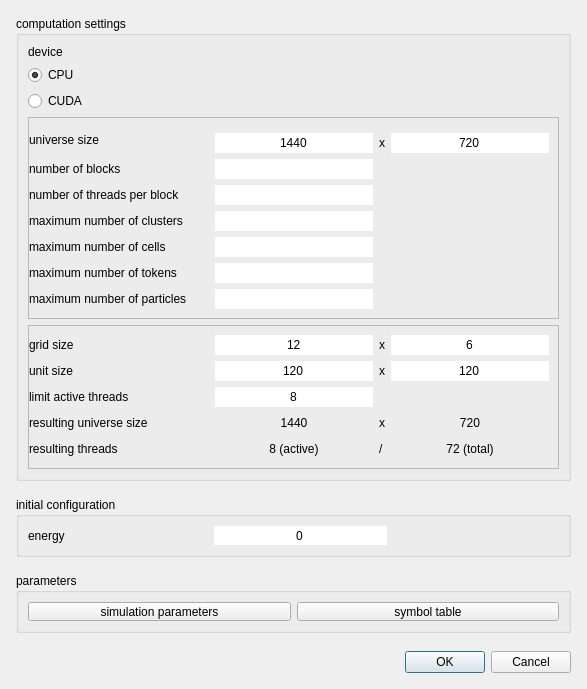
Qt form source/Gui/NewSimulationDialog.ui (chrxh/alien) before a commit.
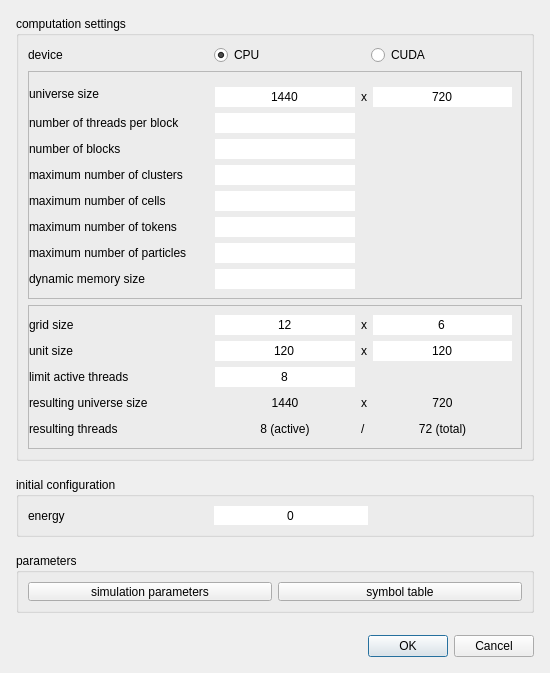
The same form after that commit.

Commit message: making dynamic memory configurable for user

The edit to the form file:
```diff
--- a/source/Gui/NewSimulationDialog.ui
+++ b/source/Gui/NewSimulationDialog.ui
@@ -6,8 +6,8 @@
    <rect>
     <x>0</x>
     <y>0</y>
-    <width>587</width>
-    <height>689</height>
+    <width>550</width>
+    <height>673</height>
    </rect>
   </property>
   <property name="minimumSize">
@@ -78,8 +78,223 @@
      <property name="title">
       <string>computation settings</string>
      </property>
-     <layout class="QGridLayout" name="gridLayout_2" columnstretch="0,0">
-      <item row="4" column="0" colspan="2">
+     <layout class="QGridLayout" name="gridLayout_2" columnstretch="0,0,0">
+      <item row="1" column="0">
+       <widget class="QLabel" name="label_10">
+        <property name="minimumSize">
+         <size>
+          <width>180</width>
+          <height>0</height>
+         </size>
+        </property>
+        <property name="text">
+         <string>device</string>
+        </property>
+       </widget>
+      </item>
+      <item row="1" column="2">
+       <widget class="QRadioButton" name="gpuDeviceRadioButton">
+        <property name="sizePolicy">
+         <sizepolicy hsizetype="Expanding" vsizetype="Fixed">
+          <horstretch>0</horstretch>
+          <verstretch>0</verstretch>
+         </sizepolicy>
+        </property>
+        <property name="text">
+         <string>CUDA</string>
+        </property>
+       </widget>
+      </item>
+      <item row="5" column="0" colspan="3">
+       <widget class="QFrame" name="gpuFrame">
+        <property name="enabled">
+         <bool>true</bool>
+        </property>
+        <property name="minimumSize">
+         <size>
+          <width>0</width>
+          <height>40</height>
+         </size>
+        </property>
+        <property name="frameShape">
+         <enum>QFrame::StyledPanel</enum>
+        </property>
+        <property name="frameShadow">
+         <enum>QFrame::Raised</enum>
+        </property>
+        <layout class="QGridLayout" name="gridLayout_5">
+         <property name="leftMargin">
+          <number>0</number>
+         </property>
+         <item row="0" column="0" rowspan="2">
+          <widget class="QLabel" name="label_11">
+           <property name="minimumSize">
+            <size>
+             <width>180</width>
+             <height>0</height>
+            </size>
+           </property>
+           <property name="text">
+            <string>universe size</string>
+           </property>
+          </widget>
+         </item>
+         <item row="1" column="3">
+          <widget class="QLineEdit" name="gpuUniverseSizeYEdit">
+           <property name="text">
+            <string>720</string>
+           </property>
+           <property name="frame">
+            <bool>false</bool>
+           </property>
+           <property name="alignment">
+            <set>Qt::AlignCenter</set>
+           </property>
+          </widget>
+         </item>
+         <item row="1" column="1">
+          <widget class="QLineEdit" name="gpuUniverseSizeXEdit">
+           <property name="text">
+            <string>1440</string>
+           </property>
+           <property name="frame">
+            <bool>false</bool>
+           </property>
+           <property name="alignment">
+            <set>Qt::AlignCenter</set>
+           </property>
+          </widget>
+         </item>
+         <item row="1" column="2">
+          <widget class="QLabel" name="label_13">
+           <property name="text">
+            <string>x</string>
+           </property>
+          </widget>
+         </item>
+         <item row="8" column="0">
+          <widget class="QLabel" name="label_19">
+           <property name="text">
+            <string>maximum number of particles</string>
+           </property>
+          </widget>
+         </item>
+         <item row="5" column="0">
+          <widget class="QLabel" name="label_16">
+           <property name="text">
+            <string>maximum number of clusters</string>
+           </property>
+          </widget>
+         </item>
+         <item row="3" column="1">
+          <widget class="QLineEdit" name="gpuNumBlocksEdit">
+           <property name="frame">
+            <bool>false</bool>
+           </property>
+           <property name="alignment">
+            <set>Qt::AlignCenter</set>
+           </property>
+          </widget>
+         </item>
+         <item row="5" column="1">
+          <widget class="QLineEdit" name="gpuMaxClustersEdit">
+           <property name="frame">
+            <bool>false</bool>
+           </property>
+           <property name="alignment">
+            <set>Qt::AlignCenter</set>
+           </property>
+          </widget>
+         </item>
+         <item row="9" column="1">
+          <widget class="QLineEdit" name="gpuDynamicMemorySizeEdit">
+           <property name="frame">
+            <bool>false</bool>
+           </property>
+           <property name="alignment">
+            <set>Qt::AlignCenter</set>
+           </property>
+          </widget>
+         </item>
+         <item row="3" column="0">
+          <widget class="QLabel" name="label_14">
+           <property name="text">
+            <string>number of blocks</string>
+           </property>
+          </widget>
+         </item>
+         <item row="9" column="0">
+          <widget class="QLabel" name="label_20">
+           <property name="text">
+            <string>dynamic memory size</string>
+           </property>
+          </widget>
+         </item>
+         <item row="7" column="1">
+          <widget class="QLineEdit" name="gpuMaxTokensEdit">
+           <property name="frame">
+            <bool>false</bool>
+           </property>
+           <property name="alignment">
+            <set>Qt::AlignCenter</set>
+           </property>
+          </widget>
+         </item>
+         <item row="6" column="1">
+          <widget class="QLineEdit" name="gpuMaxCellsEdit">
+           <property name="frame">
+            <bool>false</bool>
+           </property>
+           <property name="alignment">
+            <set>Qt::AlignCenter</set>
+           </property>
+          </widget>
+         </item>
+         <item row="8" column="1">
+          <widget class="QLineEdit" name="gpuMaxParticlesEdit">
+           <property name="frame">
+            <bool>false</bool>
+           </property>
+           <property name="alignment">
+            <set>Qt::AlignCenter</set>
+           </property>
+          </widget>
+         </item>
+         <item row="6" column="0">
+          <widget class="QLabel" name="label_17">
+           <property name="text">
+            <string>maximum number of cells</string>
+           </property>
+          </widget>
+         </item>
+         <item row="7" column="0">
+          <widget class="QLabel" name="label_18">
+           <property name="text">
+            <string>maximum number of tokens</string>
+           </property>
+          </widget>
+         </item>
+         <item row="2" column="0">
+          <widget class="QLabel" name="label_15">
+           <property name="text">
+            <string>number of threads per block</string>
+           </property>
+          </widget>
+         </item>
+         <item row="2" column="1">
+          <widget class="QLineEdit" name="gpuNumThreadsPerBlockEdit">
+           <property name="frame">
+            <bool>false</bool>
+           </property>
+           <property name="alignment">
+            <set>Qt::AlignCenter</set>
+           </property>
+          </widget>
+         </item>
+        </layout>
+       </widget>
+      </item>
+      <item row="6" column="0" colspan="3">
        <widget class="QFrame" name="cpuFrame">
         <property name="minimumSize">
          <size>
@@ -302,15 +517,14 @@
         </layout>
        </widget>
       </item>
-      <item row="2" column="0">
-       <widget class="QRadioButton" name="gpuDeviceRadioButton">
-        <property name="text">
-         <string>CUDA</string>
-        </property>
-       </widget>
-      </item>
-      <item row="1" column="0">
+      <item row="1" column="1">
        <widget class="QRadioButton" name="cpuDeviceRadioButton">
+        <property name="sizePolicy">
+         <sizepolicy hsizetype="Expanding" vsizetype="Fixed">
+          <horstretch>0</horstretch>
+          <verstretch>0</verstretch>
+         </sizepolicy>
+        </property>
         <property name="text">
          <string>CPU</string>
         </property>
@@ -319,185 +533,6 @@
         </property>
        </widget>
       </item>
-      <item row="0" column="0">
-       <widget class="QLabel" name="label_10">
-        <property name="text">
-         <string>device</string>
-        </property>
-       </widget>
-      </item>
-      <item row="3" column="0" colspan="2">
-       <widget class="QFrame" name="gpuFrame">
-        <property name="enabled">
-         <bool>true</bool>
-        </property>
-        <property name="minimumSize">
-         <size>
-          <width>0</width>
-          <height>40</height>
-         </size>
-        </property>
-        <property name="frameShape">
-         <enum>QFrame::StyledPanel</enum>
-        </property>
-        <property name="frameShadow">
-         <enum>QFrame::Raised</enum>
-        </property>
-        <layout class="QGridLayout" name="gridLayout_5">
-         <property name="leftMargin">
-          <number>0</number>
-         </property>
-         <item row="0" column="0" rowspan="2">
-          <widget class="QLabel" name="label_11">
-           <property name="minimumSize">
-            <size>
-             <width>180</width>
-             <height>0</height>
-            </size>
-           </property>
-           <property name="text">
-            <string>universe size</string>
-           </property>
-          </widget>
-         </item>
-         <item row="1" column="3">
-          <widget class="QLineEdit" name="gpuUniverseSizeYEdit">
-           <property name="text">
-            <string>720</string>
-           </property>
-           <property name="frame">
-            <bool>false</bool>
-           </property>
-           <property name="alignment">
-            <set>Qt::AlignCenter</set>
-           </property>
-          </widget>
-         </item>
-         <item row="1" column="1">
-          <widget class="QLineEdit" name="gpuUniverseSizeXEdit">
-           <property name="text">
-            <string>1440</string>
-           </property>
-           <property name="frame">
-            <bool>false</bool>
-           </property>
-           <property name="alignment">
-            <set>Qt::AlignCenter</set>
-           </property>
-          </widget>
-         </item>
-         <item row="1" column="2">
-          <widget class="QLabel" name="label_13">
-           <property name="text">
-            <string>x</string>
-           </property>
-          </widget>
-         </item>
-         <item row="4" column="0">
-          <widget class="QLabel" name="label_16">
-           <property name="text">
-            <string>maximum number of clusters</string>
-           </property>
-          </widget>
-         </item>
-         <item row="2" column="0">
-          <widget class="QLabel" name="label_14">
-           <property name="text">
-            <string>number of blocks</string>
-           </property>
-          </widget>
-         </item>
-         <item row="3" column="0">
-          <widget class="QLabel" name="label_15">
-           <property name="text">
-            <string>number of threads per block</string>
-           </property>
-          </widget>
-         </item>
-         <item row="5" column="0">
-          <widget class="QLabel" name="label_17">
-           <property name="text">
-            <string>maximum number of cells</string>
-           </property>
-          </widget>
-         </item>
-         <item row="6" column="0">
-          <widget class="QLabel" name="label_18">
-           <property name="text">
-            <string>maximum number of tokens</string>
-           </property>
-          </widget>
-         </item>
-         <item row="7" column="0">
-          <widget class="QLabel" name="label_19">
-           <property name="text">
-            <string>maximum number of particles</string>
-           </property>
-          </widget>
-         </item>
-         <item row="2" column="1">
-          <widget class="QLineEdit" name="gpuNumBlocksEdit">
-           <property name="frame">
-            <bool>false</bool>
-           </property>
-           <property name="alignment">
-            <set>Qt::AlignCenter</set>
-           </property>
-          </widget>
-         </item>
-         <item row="3" column="1">
-          <widget class="QLineEdit" name="gpuNumThreadsPerBlockEdit">
-           <property name="frame">
-            <bool>false</bool>
-           </property>
-           <property name="alignment">
-            <set>Qt::AlignCenter</set>
-           </property>
-          </widget>
-         </item>
-         <item row="4" column="1">
-          <widget class="QLineEdit" name="gpuMaxClustersEdit">
-           <property name="frame">
-            <bool>false</bool>
-           </property>
-           <property name="alignment">
-            <set>Qt::AlignCenter</set>
-           </property>
-          </widget>
-         </item>
-         <item row="5" column="1">
-          <widget class="QLineEdit" name="gpuMaxCellsEdit">
-           <property name="frame">
-            <bool>false</bool>
-           </property>
-           <property name="alignment">
-            <set>Qt::AlignCenter</set>
-           </property>
-          </widget>
-         </item>
-         <item row="6" column="1">
-          <widget class="QLineEdit" name="gpuMaxTokensEdit">
-           <property name="frame">
-            <bool>false</bool>
-           </property>
-           <property name="alignment">
-            <set>Qt::AlignCenter</set>
-           </property>
-          </widget>
-         </item>
-         <item row="7" column="1">
-          <widget class="QLineEdit" name="gpuMaxParticlesEdit">
-           <property name="frame">
-            <bool>false</bool>
-           </property>
-           <property name="alignment">
-            <set>Qt::AlignCenter</set>
-           </property>
-          </widget>
-         </item>
-        </layout>
-       </widget>
-      </item>
      </layout>
     </widget>
    </item>
```
The commit also changes 14 other files.
